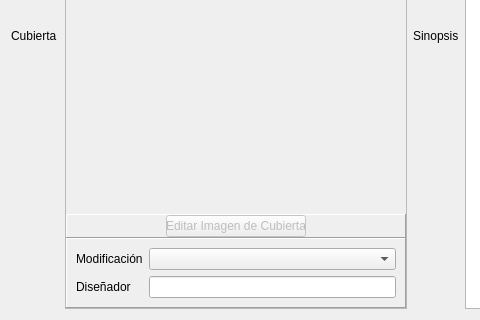
leandro86/epubcreator, file epubcreator/gui/forms/basic_metadata_widget.ui: the form before one commit; both pictures show x 0 to 480 and y 436 to 756 of the 817 by 756 pixel window.
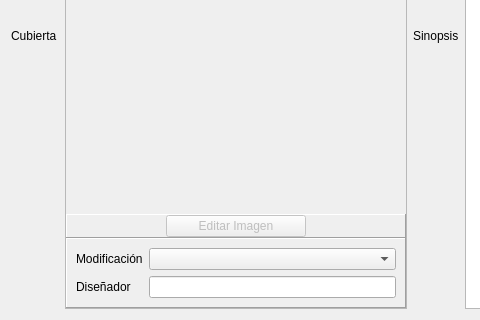
The form after the commit. Icons and pictures are not drawn. Custom widgets are drawn as their Qt base class.

Commit message: Gui: cambia texto del botón para editar la imagen.

What changed in the file:
```diff
--- a/epubcreator/gui/forms/basic_metadata_widget.ui
+++ b/epubcreator/gui/forms/basic_metadata_widget.ui
@@ -296,7 +296,7 @@
               </size>
              </property>
              <property name="text">
-              <string>Editar Imagen de Cubierta</string>
+              <string>Editar Imagen</string>
              </property>
             </widget>
            </item>
```
The commit also changes 1 other file.
